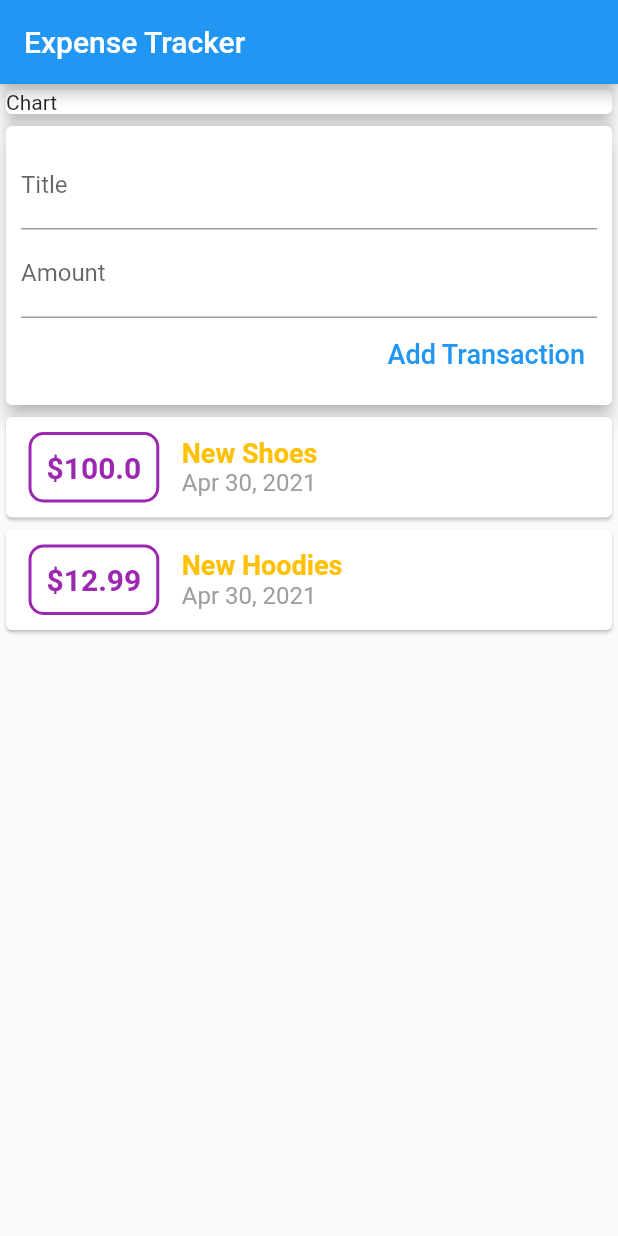
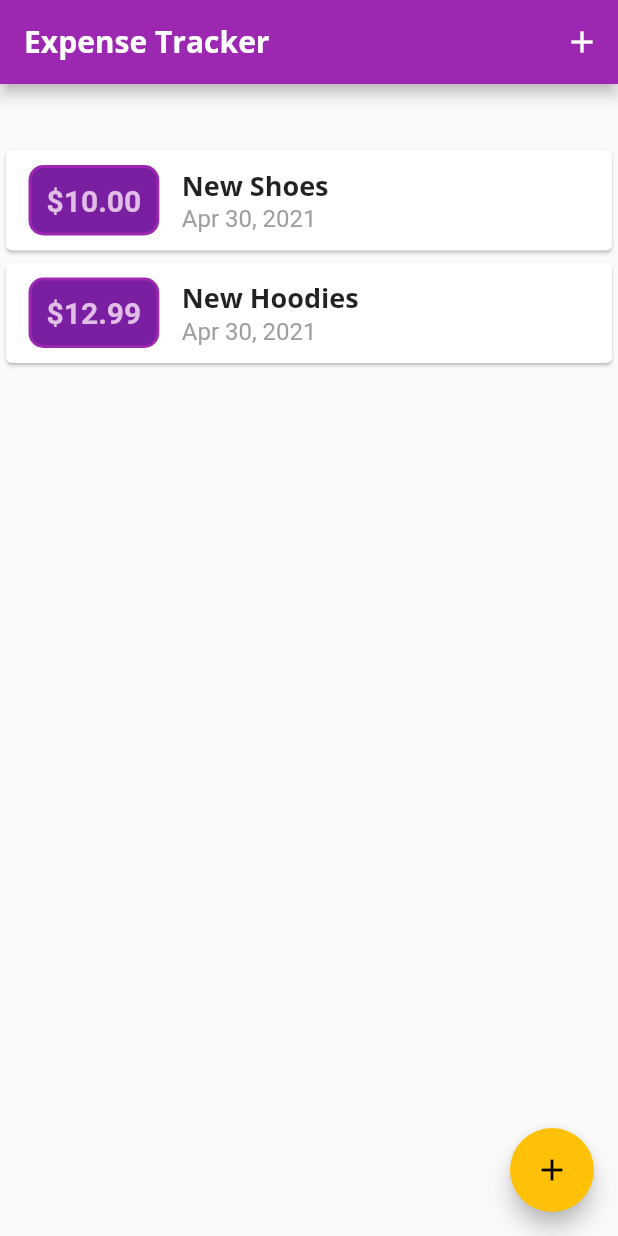
Before and after one commit to Rcharitra1/expense-tracker-flutter, a Flutter app: the screen it shows after launch, on a phone screen of 412 x 824 dp. Run offline on Flutter 3.47's test engine with Material 2 defaults, Android fonts, the phone set to English and light mode, and no system bars.

Commit message:
Started adding chart

```diff
--- a/lib/main.dart
+++ b/lib/main.dart
@@ -1,5 +1,10 @@
+import 'package:expense_tracker/widgets/new_transaction.dart';
+import 'package:expense_tracker/widgets/transaction_list.dart';
 import 'package:flutter/material.dart';
-import './widgets/user_transaction.dart';
+import './widgets/new_transaction.dart';
+import './model/transaction.dart';
+import 'package:uuid/uuid.dart';
+import './widgets/chart.dart';
 
 void main() {
   runApp(MyApp());
@@ -10,33 +15,109 @@ class MyApp extends StatelessWidget {
   @override
   Widget build(BuildContext context) {
     return MaterialApp(
-      title: 'Flutter Demo',
+      title: 'Weekly Expense Tracker',
+      theme: ThemeData(
+          primarySwatch: Colors.purple,
+          accentColor: Colors.amber,
+          fontFamily: 'Quicksand',
+          textTheme: ThemeData.light().textTheme.copyWith(
+              title: TextStyle(
+                  fontFamily: 'OpenSans',
+                  fontSize: 18,
+                  fontWeight: FontWeight.bold)),
+          appBarTheme: AppBarTheme(
+              textTheme: ThemeData.light().textTheme.copyWith(
+                  title: TextStyle(
+                      fontFamily: 'OpenSans',
+                      fontSize: 20,
+                      fontWeight: FontWeight.bold)))),
       home: MyHomePage(),
     );
   }
 }
 
-class MyHomePage extends StatelessWidget {
+class MyHomePage extends StatefulWidget {
+  @override
+  _MyHomePageState createState() => _MyHomePageState();
+}
+
+class _MyHomePageState extends State<MyHomePage> {
+  final List<Transaction> _transactions = [
+    Transaction(
+        id: Uuid().v4().substring(0, 8),
+        title: 'New Shoes',
+        amount: 10.00,
+        date: DateTime.now()),
+    Transaction(
+        id: Uuid().v4().substring(0, 8),
+        title: 'New Hoodies',
+        amount: 12.99,
+        date: DateTime.now())
+  ];
+
+  List<Transaction> get _recentTransactions {
+    return _transactions.where((element) {
+      return element.date.isAfter(DateTime.now().subtract(Duration(days: 7)));
+    }).toList();
+  }
+
+  void _addNewTransaction(String title, double amount) {
+    final newTx = Transaction(
+        title: title,
+        amount: amount,
+        date: DateTime.now(),
+        id: Uuid().v4().substring(0, 8));
+    setState(() {
+      _transactions.add(newTx);
+    });
+  }
+
+  void _startAddNewTransaction(BuildContext ctx) {
+    showModalBottomSheet(
+        context: ctx,
+        builder: (bctx) {
+          return GestureDetector(
+            child: NewTransaction(_addNewTransaction),
+            onTap: () {},
+            behavior: HitTestBehavior.opaque,
+          );
+        });
+  }
+
   @override
   Widget build(BuildContext context) {
     return Scaffold(
       appBar: AppBar(
-          title: Text('Expense Tracker'),
+        title: Text(
+          'Expense Tracker',
+        ),
+        actions: <Widget>[
+          IconButton(
+              icon: Icon(Icons.add),
+              onPressed: () => _startAddNewTransaction(context))
+        ],
       ),
       body: SingleChildScrollView(
           child: Column(
         mainAxisAlignment: MainAxisAlignment.start,
         crossAxisAlignment: CrossAxisAlignment.stretch,
         children: <Widget>[
-            Container(
-              width: double.infinity,
-              child: Card(
-                child: Text('Chart'),
-                elevation: 5,
+          Container(width: double.infinity, child: Chart(_recentTransactions)
+              // Card(
+              //     // child: Text('Chart'),
+              //     // elevation: 5,
+              //     child: Chart(_recentTransactions)),
               ),
+          TransactionList(_transactions)
+        ],
+      )),
+      floatingActionButtonLocation: FloatingActionButtonLocation.endFloat,
+      floatingActionButton: FloatingActionButton(
+        child: Icon(
+          Icons.add,
         ),
-            UserTransaction()
-          ],
-        )));
+        onPressed: () => _startAddNewTransaction(context),
+      ),
+    );
   }
 }
--- /dev/null
+++ b/lib/widgets/chart.dart
@@ -0,0 +1,39 @@
+import 'package:flutter/material.dart';
+import '../model/transaction.dart';
+import 'package:intl/intl.dart';
+
+class Chart extends StatelessWidget {
+  final List<Transaction> recentTransactions;
+  Chart(this.recentTransactions);
+  List<Map<String, Object>> get groupedTransactionValues {
+    return List.generate(7, (index) {
+      final weekDay = DateTime.now().subtract(
+        Duration(days: index),
+      );
+      double totalSum = 0;
+      for (var i = 0; i < recentTransactions.length; i++) {
+        if (recentTransactions[i].date.day == weekDay.day &&
+            recentTransactions[i].date.month == weekDay.month &&
+            recentTransactions[i].date.year == weekDay.year) {
+          totalSum += recentTransactions[i].amount;
+        }
+      }
+      print(totalSum);
+      print(DateFormat.E().format(weekDay));
+      // print(totalSum);
+      return {'day': DateFormat.E().format(weekDay), 'amount': totalSum};
+    });
+  }
+
+  @override
+  Widget build(BuildContext context) {
+    print(groupedTransactionValues);
+    return Card(
+      elevation: 6,
+      margin: EdgeInsets.all(20),
+      child: Row(
+        children: <Widget>[],
+      ),
+    );
+  }
+}
--- a/lib/widgets/new_transaction.dart
+++ b/lib/widgets/new_transaction.dart
@@ -1,14 +1,27 @@
 import 'package:flutter/material.dart';
 
-class NewTransaction extends StatelessWidget {
+class NewTransaction extends StatefulWidget {
+  final Function addNewTransaction;
+  NewTransaction(this.addNewTransaction);
+  @override
+  _NewTransactionState createState() => _NewTransactionState();
+}
+
+class _NewTransactionState extends State<NewTransaction> {
   final titleInput = TextEditingController();
   final amountInput = TextEditingController();
   void addTx() {
-    addNewTransaction(titleInput.text, double.parse(amountInput.text));
+    final enteredTitile = titleInput.text;
+    final enteredAmount = double.parse(amountInput.text);
+
+    if (enteredTitile.isEmpty || enteredAmount <= 0) {
+      return;
+    }
+    widget.addNewTransaction(titleInput.text, double.parse(amountInput.text));
+
+    Navigator.of(context).pop();
   }
 
-  final Function addNewTransaction;
-  NewTransaction(this.addNewTransaction);
   @override
   Widget build(BuildContext context) {
     return Card(
@@ -18,18 +31,18 @@ class NewTransaction extends StatelessWidget {
           child: Column(
               crossAxisAlignment: CrossAxisAlignment.end,
               children: <Widget>[
-                TextFormField(
+                TextField(
                   decoration: InputDecoration(
                     labelText: 'Title',
                   ),
                   controller: titleInput,
-                  onFieldSubmitted: (_) => addTx,
+                  onSubmitted: (_) => addTx(),
                 ),
-                TextFormField(
+                TextField(
                   decoration: InputDecoration(labelText: 'Amount'),
                   controller: amountInput,
                   keyboardType: TextInputType.number,
-                  onFieldSubmitted: (_) => addTx,
+                  onSubmitted: (_) => addTx(),
                 ),
                 TextButton(
                     child: Text(
--- a/lib/widgets/transaction_list.dart
+++ b/lib/widgets/transaction_list.dart
@@ -9,22 +9,37 @@ class TransactionList extends StatelessWidget {
   Widget build(BuildContext context) {
     return Container(
         height: 360,
-        child: ListView.builder(
+        child: transactions.isEmpty
+            ? Column(
+                children: <Widget>[
+                  Text('No Transactions yet',
+                      style: Theme.of(context).textTheme.title),
+                  SizedBox(
+                    height: 10,
+                  ),
+                  Container(
+                      child: Image.asset('assets/img/Add_transaction.png',
+                          height: 320, fit: BoxFit.cover))
+                ],
+              )
+            : ListView.builder(
                 itemBuilder: (ctx, index) {
                   return Card(
                       child: Row(children: <Widget>[
                     Container(
-                  margin: EdgeInsets.symmetric(vertical: 10, horizontal: 15),
+                      margin:
+                          EdgeInsets.symmetric(vertical: 10, horizontal: 15),
                       decoration: BoxDecoration(
                           borderRadius: BorderRadius.circular(10),
-                      border: Border.all(color: Colors.purple, width: 2)),
+                          border: Border.all(color: Colors.purple, width: 2),
+                          color: Theme.of(context).primaryColorDark),
                       padding: EdgeInsets.all(10),
                       child: Text(
-                    '\$${transactions[index].amount}',
+                        '\$${transactions[index].amount.toStringAsFixed(2)}',
                         style: TextStyle(
                             fontWeight: FontWeight.bold,
                             fontSize: 20,
-                        color: Colors.purple),
+                            color: Theme.of(context).primaryColorLight),
                       ),
                     ),
                     Column(
@@ -32,10 +47,7 @@ class TransactionList extends StatelessWidget {
                       children: <Widget>[
                         Text(
                           transactions[index].title,
-                      style: TextStyle(
-                          fontSize: 18,
-                          color: Colors.amber,
-                          fontWeight: FontWeight.bold),
+                          style: Theme.of(context).textTheme.title,
                         ),
                         Text(
                           DateFormat.yMMMd().format(transactions[index].date),
--- a/lib/widgets/user_transaction.dart
+++ /dev/null
@@ -1,39 +0,0 @@
-import 'package:flutter/material.dart';
-import './new_transaction.dart';
-import './transaction_list.dart';
-import '../model/transaction.dart';
-import 'package:uuid/uuid.dart';
-
-class UserTransaction extends StatefulWidget {
-  @override
-  _UserTransactionState createState() => _UserTransactionState();
-}
-
-class _UserTransactionState extends State<UserTransaction> {
-  final List<Transaction> _transactions = [
-    Transaction(
-        id: 't1', title: 'New Shoes', amount: 100.00, date: DateTime.now()),
-    Transaction(
-        id: 't2', title: 'New Hoodies', amount: 12.99, date: DateTime.now())
-  ];
-  void _addNewTransaction(String title, double amount) {
-    final newTx = Transaction(
-        title: title,
-        amount: amount,
-        date: DateTime.now(),
-        id: Uuid().v4().substring(0, 8));
-    setState(() {
-      _transactions.add(newTx);
-    });
-  }
-
-  @override
-  Widget build(BuildContext context) {
-    return Column(
-      children: <Widget>[
-        NewTransaction(_addNewTransaction),
-        TransactionList(_transactions)
-      ],
-    );
-  }
-}
```
Also changed, not shown: pubspec.yaml (+13 -8 lines), assets/fonts/OpenSans-Bold.ttf (added), assets/fonts/OpenSans-Regular.ttf (added), assets/fonts/Quicksand-Bold.ttf (added), assets/fonts/Quicksand-Light.ttf (added), assets/fonts/Quicksand-Medium.ttf (added), assets/img/Add_transaction.png (added). Lines whose indentation alone changed are shown as unchanged.
